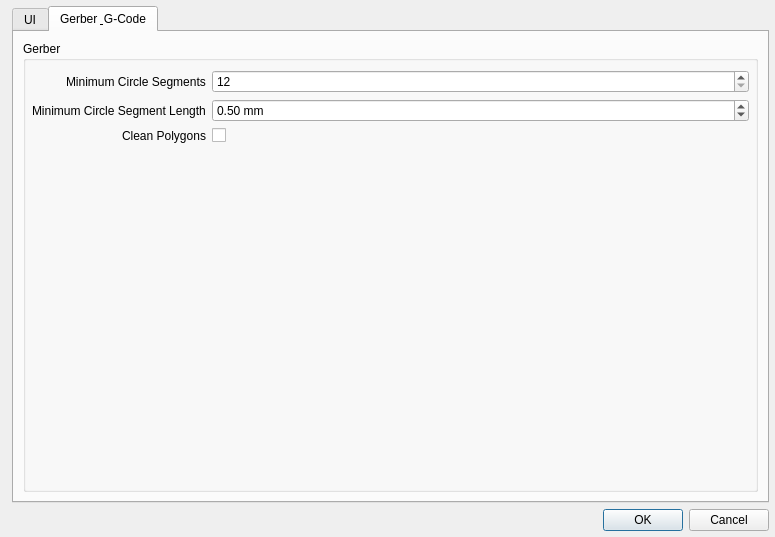
First picture: the form in G2G/settingsdialog.ui, repository aLDime/GERBER_X2, before the edit.
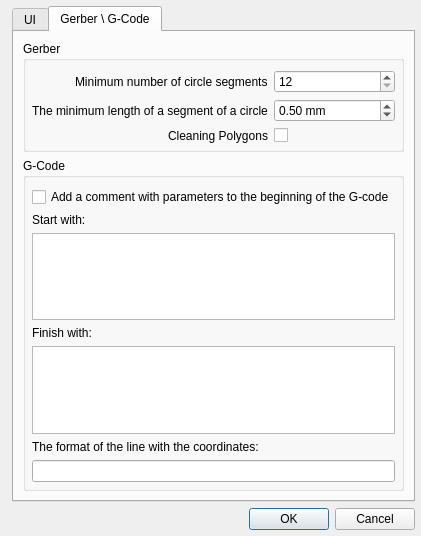
Second picture: the form after the edit. Custom widgets are drawn as their Qt base class.

What changed in the file:
```diff
--- a/G2G/settingsdialog.ui
+++ b/G2G/settingsdialog.ui
@@ -6,8 +6,8 @@
    <rect>
     <x>0</x>
     <y>0</y>
-    <width>775</width>
-    <height>537</height>
+    <width>405</width>
+    <height>536</height>
    </rect>
   </property>
   <property name="windowTitle">
@@ -205,7 +205,7 @@
      </widget>
      <widget class="QWidget" name="tab_2">
       <attribute name="title">
-       <string>Gerber &amp; G-Code</string>
+       <string>Gerber \ G-Code</string>
       </attribute>
       <layout class="QVBoxLayout" name="verticalLayout">
        <item>
@@ -232,14 +232,14 @@
           <item row="0" column="0">
            <widget class="QLabel" name="minimumCircleSegmentsLabel">
             <property name="text">
-             <string>Minimum Circle Segments</string>
+             <string>Minimum number of circle segments</string>
             </property>
            </widget>
           </item>
           <item row="1" column="0">
            <widget class="QLabel" name="minimumCircleSegmentLengthLabel">
             <property name="text">
-             <string>Minimum Circle Segment Length</string>
+             <string>The minimum length of a segment of a circle</string>
             </property>
            </widget>
           </item>
@@ -278,7 +278,7 @@
           <item row="2" column="0">
            <widget class="QLabel" name="cleanPolygonsLabel">
             <property name="text">
-             <string>Clean Polygons</string>
+             <string>Cleaning Polygons</string>
             </property>
            </widget>
           </item>
@@ -288,6 +288,61 @@
          </layout>
         </widget>
        </item>
+       <item>
+        <widget class="QGroupBox" name="groupBox_3">
+         <property name="title">
+          <string>G-Code</string>
+         </property>
+         <layout class="QVBoxLayout" name="verticalLayout_3">
+          <property name="leftMargin">
+           <number>6</number>
+          </property>
+          <property name="rightMargin">
+           <number>6</number>
+          </property>
+          <property name="bottomMargin">
+           <number>6</number>
+          </property>
+          <item>
+           <widget class="QCheckBox" name="chbxInfo">
+            <property name="text">
+             <string>Add a comment with parameters to the beginning of the G-code</string>
+            </property>
+           </widget>
+          </item>
+          <item>
+           <widget class="QLabel" name="label">
+            <property name="text">
+             <string>Start with:</string>
+            </property>
+           </widget>
+          </item>
+          <item>
+           <widget class="QPlainTextEdit" name="pteStart"/>
+          </item>
+          <item>
+           <widget class="QLabel" name="label_2">
+            <property name="text">
+             <string>Finish with:</string>
+            </property>
+           </widget>
+          </item>
+          <item>
+           <widget class="QPlainTextEdit" name="pteEnd"/>
+          </item>
+          <item>
+           <widget class="QLabel" name="label_3">
+            <property name="text">
+             <string>The format of the line with the coordinates:</string>
+            </property>
+           </widget>
+          </item>
+          <item>
+           <widget class="QLineEdit" name="leFormat"/>
+          </item>
+         </layout>
+        </widget>
+       </item>
       </layout>
      </widget>
     </widget>
```
